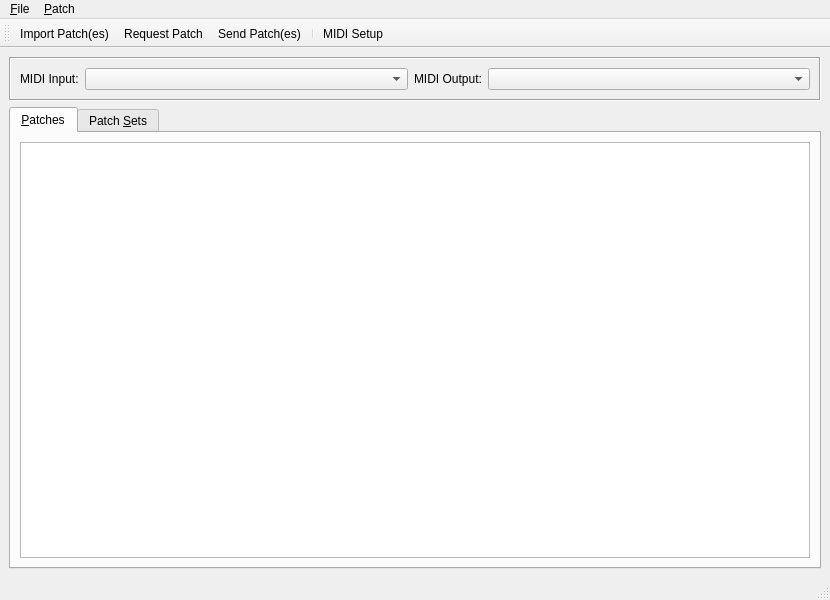
Before: the Qt Designer form ui/refacedxlib.ui in SpotlightKid/reface-dx-lib, drawn with Qt 5.
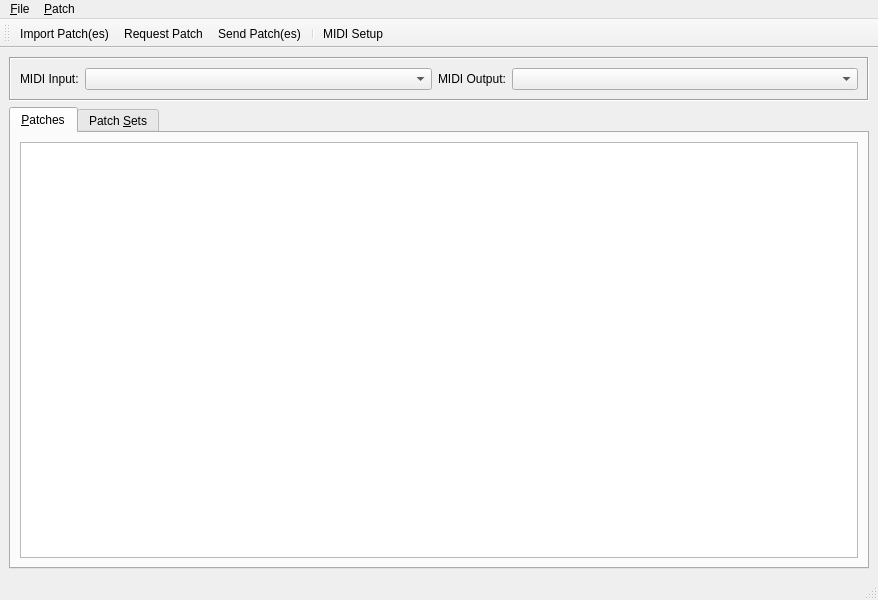
After: the same form once the commit is applied. Icons and pictures are not drawn.

Commit message: feat: add open database dialog and handling

```diff
--- a/ui/refacedxlib.ui
+++ b/ui/refacedxlib.ui
@@ -6,7 +6,7 @@
    <rect>
     <x>0</x>
     <y>0</y>
-    <width>830</width>
+    <width>878</width>
     <height>600</height>
    </rect>
   </property>
@@ -159,8 +159,8 @@
     <rect>
      <x>0</x>
      <y>0</y>
-     <width>830</width>
-     <height>29</height>
+     <width>878</width>
+     <height>27</height>
     </rect>
    </property>
    <widget class="QMenu" name="menu_File">
```
Left out of the diff: 11 changed lines with no effect on the pictures. The commit also changes 1 other file.
